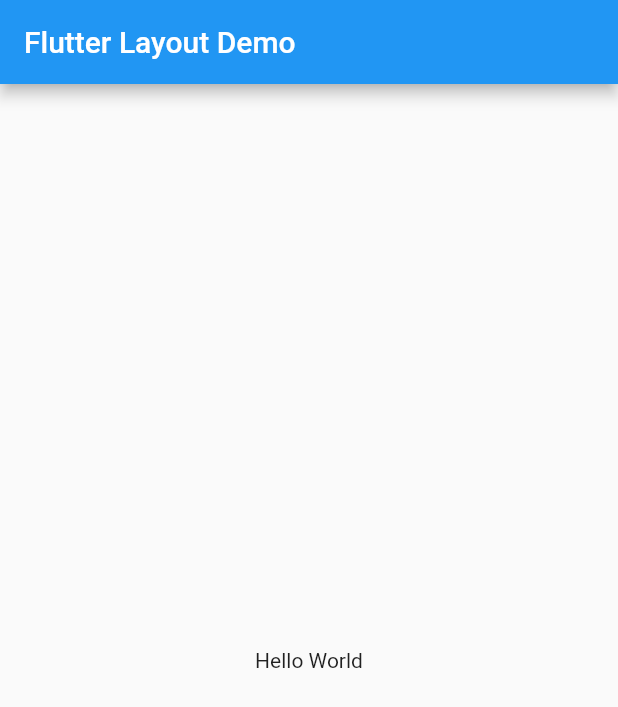
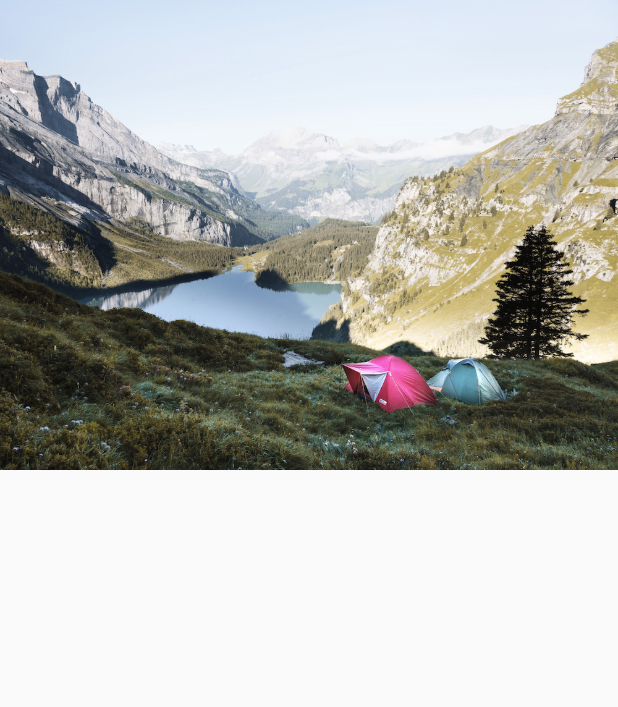
Before and after one commit to LaurenceZanotti/flutter_building_layout, a Flutter app: the screen it shows after launch, on a phone screen of 412 x 824 dp. Shown: the top 707 px of the screen. Run offline on Flutter 3.47's test engine with Material 2 defaults, Android fonts, the phone set to English and light mode, and no system bars.

```diff
--- a/lib/main.dart
+++ b/lib/main.dart
@@ -10,15 +10,14 @@ class MyApp extends StatelessWidget {
   // This widget is the root of your application.
   @override
   Widget build(BuildContext context) {
+    Image image = Image.asset("assets/images/lake.jpg");
+
     return MaterialApp(
-      title: 'Flutter layout demo',
+      title: 'Flutter Layout Building',
       home: Scaffold(
-        appBar: AppBar(
-          title: const Text('Flutter Layout Demo'),
-        ),
-        body: const Center(
-          child: Text('Hello World'),
-        ),
+        body: Column(children: [
+          image,
+        ]),
       ),
     );
   }
--- a/pubspec.yaml
+++ b/pubspec.yaml
@@ -60,7 +60,8 @@ flutter:
   uses-material-design: true
 
   # To add assets to your application, add an assets section, like this:
-  # assets:
+  assets:
+    - assets/images/
   #   - images/a_dot_burr.jpeg
   #   - images/a_dot_ham.jpeg
 
```
Also changed, not shown: assets/images/lake.jpg (added).
